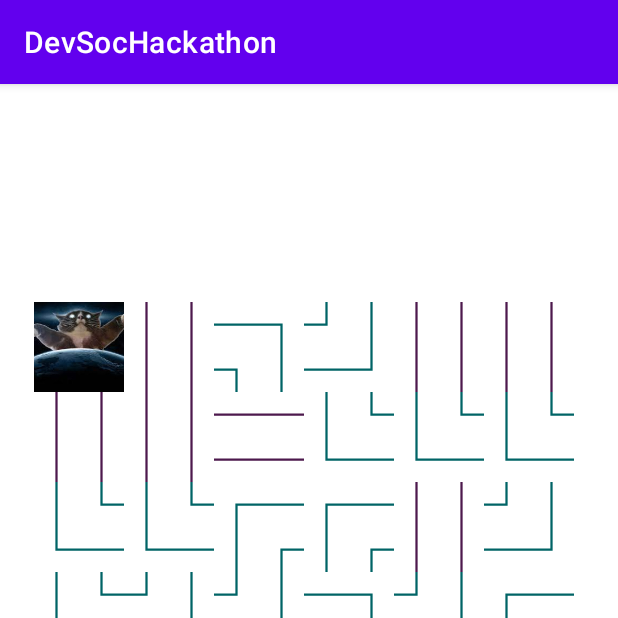
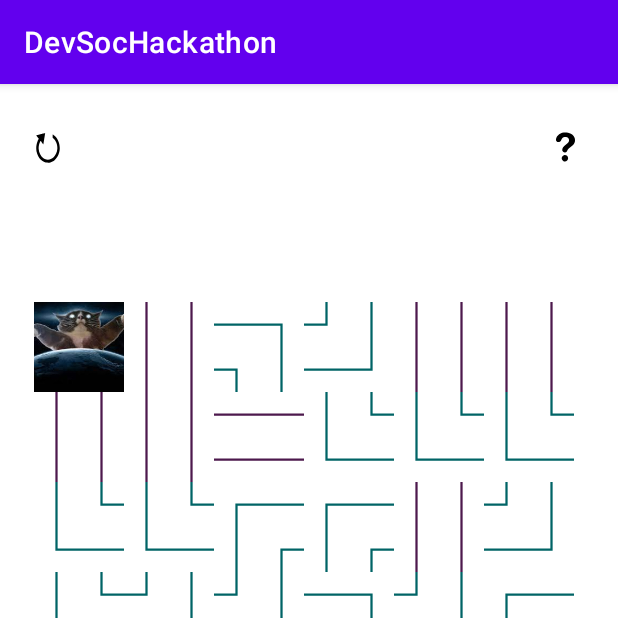
Before and after one commit to rushabh101/DevSocHackathon, an Android app: the screen it shows after launch (MainActivity), on a phone screen of 412 x 824 dp, the top half of it. Run offline under Robolectric (Android 15) with nearby library versions, the light colour scheme and no system bars.

Commit message:
dummy buttons

```diff
--- a/app/src/main/java/com/example/devsochackathon/MainActivity.kt
+++ b/app/src/main/java/com/example/devsochackathon/MainActivity.kt
@@ -4,6 +4,7 @@ import android.app.AlertDialog
 import android.graphics.Color
 import android.media.Image
 import android.os.Bundle
+import android.view.MotionEvent
 import android.view.View
 import android.widget.ImageView
 import androidx.appcompat.app.AppCompatActivity
@@ -126,4 +127,8 @@ class MainActivity : AppCompatActivity() {
         ) { dialog, which -> dialog.dismiss() }
         alertDialog.show()
     }
+
+    fun restartButton(view: View, event: MotionEvent) {
+
+    }
 }
--- /dev/null
+++ b/app/src/main/res/drawable/ic_question.xml
@@ -0,0 +1,14 @@
+<vector xmlns:android="http://schemas.android.com/apk/res/android"
+    android:width="512dp"
+    android:height="269dp"
+    android:viewportWidth="512"
+    android:viewportHeight="269">
+  <path
+      android:pathData="M241.3,5c-21.7,3.1 -38.8,11.4 -53.4,26 -5.8,5.8 -8.7,9.7 -11.8,16.1 -9,18 -7.4,33.1 4.2,40.3 4.2,2.6 5.7,3 12.5,3 6,-0 8.6,-0.5 11.9,-2.2 5.3,-2.8 7.8,-6.1 14.2,-19 8.3,-16.6 14.7,-22 28.7,-24.3 12.3,-2 25.5,1.4 32.5,8.4 5.3,5.4 7.9,12.1 7.9,20.8 0,13.3 -5,20.3 -27.4,38.4 -25.2,20.2 -32.5,30.2 -33.4,45.5 -0.4,7.1 -0.2,8.5 2.2,13.4 4.6,9.3 12.1,13.3 23.4,12.3 9.9,-1 13.5,-3.8 18.3,-14.5 7.7,-17 8.9,-18.4 27.9,-32.2 22.4,-16.3 31,-25.3 37.9,-39.9 6.1,-12.9 6.3,-31.5 0.6,-46.6 -8.3,-22.2 -29,-37.5 -58.6,-43.5 -11.7,-2.3 -28.8,-3.2 -37.6,-2z"
+      android:fillColor="#000000"
+      android:strokeColor="#00000000"/>
+  <path
+      android:pathData="M242.2,208.4c-15.5,5.1 -23.8,21.6 -18.6,36.9 2,5.9 9.1,13.9 14.6,16.5 19.8,9.2 42.2,-5.8 41.2,-27.7 -0.9,-17.9 -20.1,-31.2 -37.2,-25.7z"
+      android:fillColor="#000000"
+      android:strokeColor="#00000000"/>
+</vector>
--- /dev/null
+++ b/app/src/main/res/drawable/ic_restart.xml
@@ -0,0 +1,9 @@
+<vector xmlns:android="http://schemas.android.com/apk/res/android"
+    android:width="320dp"
+    android:height="320dp"
+    android:viewportWidth="320"
+    android:viewportHeight="320">
+  <path
+      android:pathData="M143,315.9c-11.3,-1 -17.2,-2.3 -31.9,-7.1 -32.9,-10.5 -62,-32.5 -81.2,-61.3 -9.7,-14.5 -17.5,-31.7 -21.7,-48 -0.6,-2.2 -1.5,-5.8 -2.1,-8 -0.5,-2.2 -1.5,-10.2 -2.2,-17.8 -2.5,-29.4 3.2,-59.2 16.1,-84.2 5,-9.7 13.1,-22.5 15.5,-24.5 0.8,-0.7 1.5,-2 1.5,-2.9 0,-0.9 -8,-9.5 -17.7,-19.3 -15.9,-16 -17.4,-17.7 -15.2,-18.2 1.3,-0.3 4.9,-1 7.9,-1.6 3,-0.6 7.3,-1.5 9.5,-2 2.2,-0.5 7.8,-1.6 12.5,-2.5 4.7,-0.8 10.3,-1.9 12.5,-2.5 2.2,-0.5 7.8,-1.6 12.5,-2.5 4.7,-0.8 10.3,-1.9 12.5,-2.5 2.2,-0.5 7.8,-1.6 12.5,-2.5 4.7,-0.8 10.3,-1.9 12.5,-2.5 2.2,-0.5 7.8,-1.6 12.5,-2.5 4.7,-0.8 9.5,-1.8 10.8,-2 1.9,-0.5 2.2,-0.2 1.8,1.7 -0.3,1.3 -1.2,6.1 -2.1,10.8 -0.8,4.7 -1.9,10.3 -2.5,12.5 -0.5,2.2 -1.6,7.8 -2.5,12.5 -0.8,4.7 -1.9,10.3 -2.5,12.5 -0.5,2.2 -1.6,7.8 -2.5,12.5 -0.8,4.7 -2,10.3 -2.5,12.5 -1,4.1 -4.2,20.3 -6.6,33.4 -0.7,4 -1.6,8.2 -2,9.3 -0.5,1.8 -3.3,-0.7 -19,-16.3 -20.7,-20.7 -18,-19.7 -24.8,-9.4 -14,21.3 -21.3,51.8 -18.7,78 4,39.2 24.9,72.9 58.7,94.6 4.6,3 14.3,7.6 22.4,10.7 38.7,14.9 83.6,8.2 118.2,-17.6 27.2,-20.2 45.4,-52.9 48.8,-87.7 1.6,-15.3 0.5,-26.8 -4.2,-45 -2,-8 -2.6,-9.5 -8.1,-21.5 -8.7,-18.8 -27.6,-39.7 -45.9,-50.9l-3.8,-2.3 0,-17.9c0,-20.5 -1.2,-19 10.9,-12.6 55.9,29.2 88.6,89.2 83.2,152.5 -1.4,15.6 -1.9,18.4 -7.3,35.1 -10.5,32.8 -32.5,61.9 -61.3,81.2 -15.9,10.6 -37.2,19.7 -56,23.8 -12.5,2.7 -32.2,3.6 -48.5,2z"
+      android:fillColor="#000000"/>
+</vector>
--- a/app/src/main/res/layout/activity_main.xml
+++ b/app/src/main/res/layout/activity_main.xml
@@ -641,4 +641,33 @@
         app:layout_constraintVertical_bias="0.0"
         app:srcCompat="@drawable/ic_launcher_background" />
 
+    <ImageButton
+        android:id="@+id/imageButton"
+        android:layout_width="40dp"
+        android:layout_height="40dp"
+        android:scaleType="fitXY"
+        android:theme="@style/PrimaryFlatButton"
+        app:layout_constraintBottom_toBottomOf="parent"
+        app:layout_constraintEnd_toEndOf="parent"
+        app:layout_constraintHorizontal_bias="0.032"
+        app:layout_constraintStart_toStartOf="parent"
+        app:layout_constraintTop_toTopOf="parent"
+        app:layout_constraintVertical_bias="0.031"
+        app:srcCompat="@drawable/ic_restart" />
+
+    <ImageButton
+        android:id="@+id/imageButton2"
+        style="@android:style/Widget.DeviceDefault.Light.ImageButton"
+        android:layout_width="40dp"
+        android:layout_height="40dp"
+        android:scaleType="centerCrop"
+        android:theme="@style/PrimaryFlatButton"
+        app:layout_constraintBottom_toBottomOf="parent"
+        app:layout_constraintEnd_toEndOf="parent"
+        app:layout_constraintHorizontal_bias="0.955"
+        app:layout_constraintStart_toEndOf="@+id/imageButton"
+        app:layout_constraintTop_toTopOf="parent"
+        app:layout_constraintVertical_bias="0.03"
+        app:srcCompat="@drawable/ic_question" />
+
 </androidx.constraintlayout.widget.ConstraintLayout>
--- /dev/null
+++ b/app/src/main/res/values/styles.xml
@@ -0,0 +1,8 @@
+<?xml version="1.0" encoding="utf-8"?>
+<resources>
+    <style name="PrimaryFlatButton" parent="Theme.AppCompat.Light">
+        <item name="android:buttonStyle">@style/Widget.AppCompat.Button.Borderless.Colored</item>
+        <item name="colorControlHighlight">@color/purple_200</item>
+        <item name="colorButtonNormal">@color/white</item>
+    </style>
+</resources>
```
